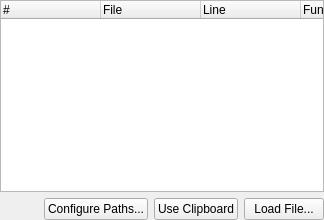
Old version of the form addons/backtracebrowser/btbrowserwidget.ui in the repository KDE/kate.
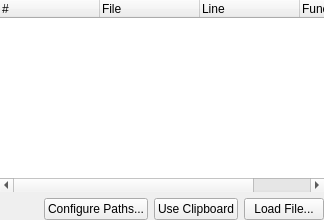
New version of the form.

Commit message:
Remove unnecessary frames in random places
Was already done for most plugins but some still had frames that caused double outlines, this makes kate more consistent

The edit to the form file:
```diff
--- a/addons/backtracebrowser/btbrowserwidget.ui
+++ b/addons/backtracebrowser/btbrowserwidget.ui
@@ -5,10 +5,10 @@
    <property name="margin" >
     <number>0</number>
    </property>
-   <item row="0" column="0" >
-    <widget class="QTreeWidget" name="lstBacktrace" >
-     <property name="horizontalScrollBarPolicy" >
-      <enum>Qt::ScrollBarAlwaysOff</enum>
+   <item row="0" column="0">
+    <widget class="QTreeWidget" name="lstBacktrace">
+     <property name="frameShape">
+      <enum>QFrame::Shape::NoFrame</enum>
      </property>
      <property name="rootIsDecorated" >
       <bool>false</bool>
```
The commit also changes 5 other files.
